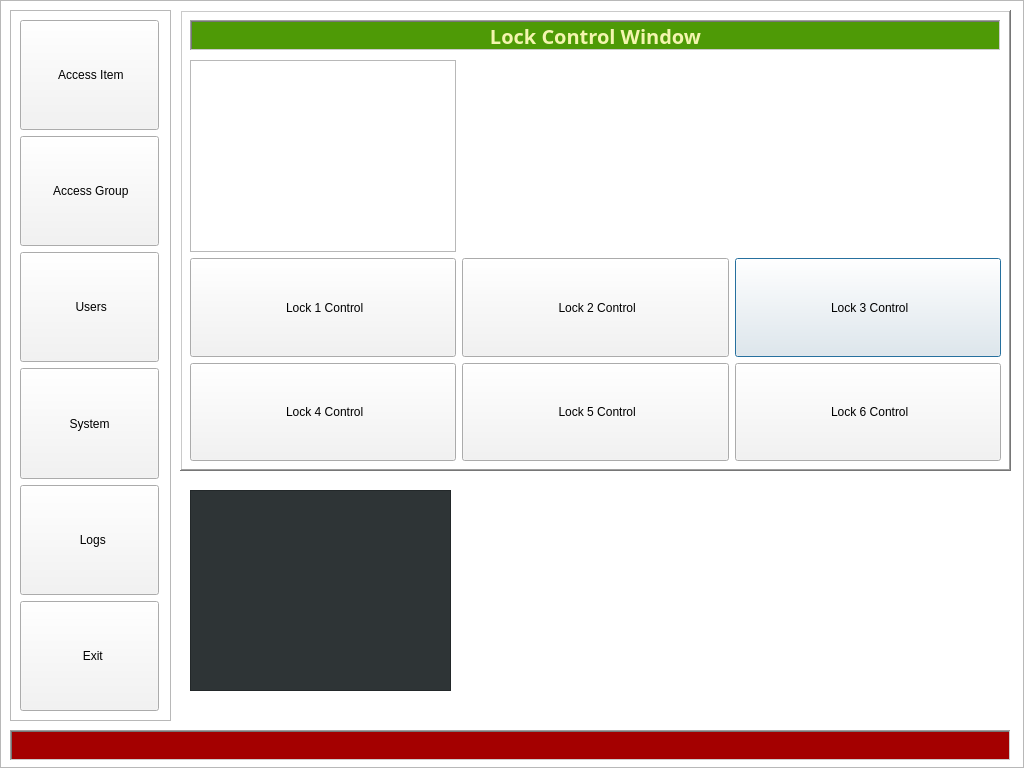
Above: lock_screen.ui from swodaemkram/aces before the change. Below: the same form after it.
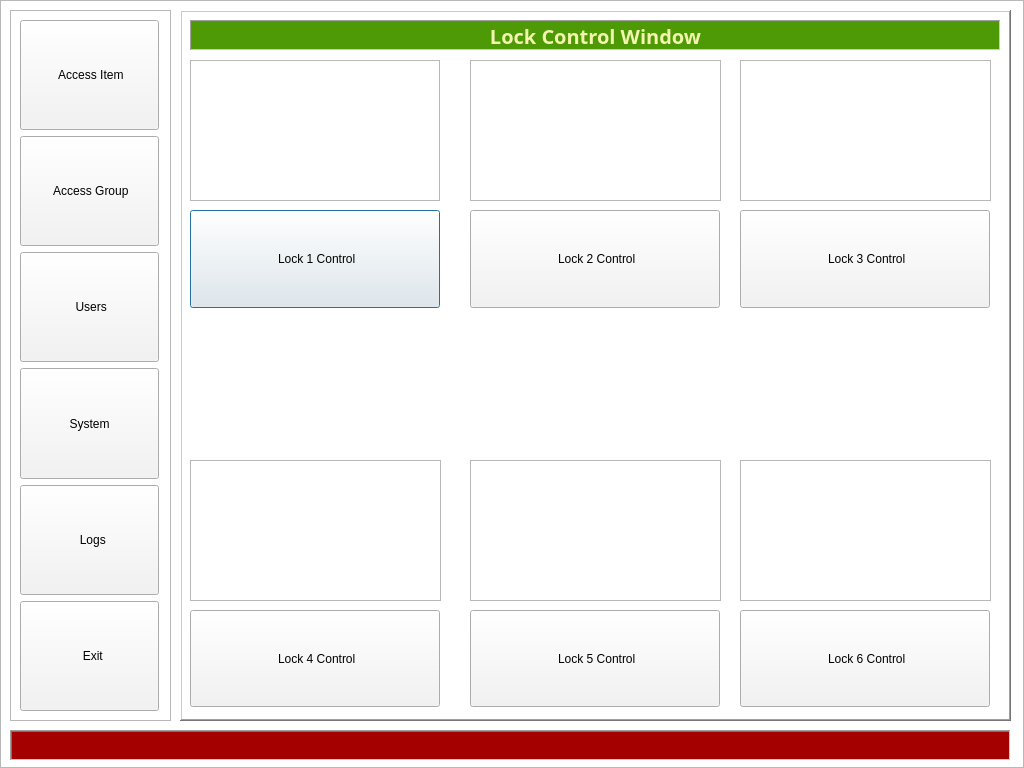
That is the form after the change. Icons and pictures are not drawn.

Commit message: Locks Now Working

```diff
--- a/lock_screen.ui
+++ b/lock_screen.ui
@@ -35,7 +35,7 @@
      <x>180</x>
      <y>10</y>
      <width>831</width>
-     <height>461</height>
+     <height>711</height>
     </rect>
    </property>
    <property name="frameShape">
@@ -44,543 +44,6 @@
    <property name="frameShadow">
     <enum>QFrame::Raised</enum>
    </property>
-   <widget class="QWidget" name="gridLayoutWidget">
-    <property name="geometry">
-     <rect>
-      <x>10</x>
-      <y>50</y>
-      <width>811</width>
-      <height>401</height>
-     </rect>
-    </property>
-    <layout class="QGridLayout" name="gridLayout">
-     <item row="2" column="2">
-      <widget class="QPushButton" name="pushButton_8">
-       <property name="sizePolicy">
-        <sizepolicy hsizetype="MinimumExpanding" vsizetype="MinimumExpanding">
-         <horstretch>0</horstretch>
-         <verstretch>0</verstretch>
-        </sizepolicy>
-       </property>
-       <property name="palette">
-        <palette>
-         <active>
-          <colorrole role="Button">
-           <brush brushstyle="SolidPattern">
-            <color alpha="255">
-             <red>243</red>
-             <green>243</green>
-             <blue>243</blue>
-            </color>
-           </brush>
-          </colorrole>
-          <colorrole role="ButtonText">
-           <brush brushstyle="SolidPattern">
-            <color alpha="255">
-             <red>0</red>
-             <green>0</green>
-             <blue>0</blue>
-            </color>
-           </brush>
-          </colorrole>
-         </active>
-         <inactive>
-          <colorrole role="Button">
-           <brush brushstyle="SolidPattern">
-            <color alpha="255">
-             <red>243</red>
-             <green>243</green>
-             <blue>243</blue>
-            </color>
-           </brush>
-          </colorrole>
-          <colorrole role="ButtonText">
-           <brush brushstyle="SolidPattern">
-            <color alpha="255">
-             <red>0</red>
-             <green>0</green>
-             <blue>0</blue>
-            </color>
-           </brush>
-          </colorrole>
-         </inactive>
-         <disabled>
-          <colorrole role="Button">
-           <brush brushstyle="SolidPattern">
-            <color alpha="255">
-             <red>243</red>
-             <green>243</green>
-             <blue>243</blue>
-            </color>
-           </brush>
-          </colorrole>
-          <colorrole role="ButtonText">
-           <brush brushstyle="SolidPattern">
-            <color alpha="255">
-             <red>190</red>
-             <green>190</green>
-             <blue>190</blue>
-            </color>
-           </brush>
-          </colorrole>
-         </disabled>
-        </palette>
-       </property>
-       <property name="text">
-        <string> Lock 3 Control</string>
-       </property>
-       <property name="icon">
-        <iconset>
-         <normaloff>../build-aces-Desktop-Debug/icons/newBlackLock.png</normaloff>../build-aces-Desktop-Debug/icons/newBlackLock.png</iconset>
-       </property>
-       <property name="iconSize">
-        <size>
-         <width>50</width>
-         <height>50</height>
-        </size>
-       </property>
-      </widget>
-     </item>
-     <item row="2" column="1">
-      <widget class="QPushButton" name="pushButton_7">
-       <property name="sizePolicy">
-        <sizepolicy hsizetype="MinimumExpanding" vsizetype="MinimumExpanding">
-         <horstretch>0</horstretch>
-         <verstretch>0</verstretch>
-        </sizepolicy>
-       </property>
-       <property name="palette">
-        <palette>
-         <active>
-          <colorrole role="Button">
-           <brush brushstyle="SolidPattern">
-            <color alpha="255">
-             <red>243</red>
-             <green>243</green>
-             <blue>243</blue>
-            </color>
-           </brush>
-          </colorrole>
-          <colorrole role="ButtonText">
-           <brush brushstyle="SolidPattern">
-            <color alpha="255">
-             <red>0</red>
-             <green>0</green>
-             <blue>0</blue>
-            </color>
-           </brush>
-          </colorrole>
-         </active>
-         <inactive>
-          <colorrole role="Button">
-           <brush brushstyle="SolidPattern">
-            <color alpha="255">
-             <red>243</red>
-             <green>243</green>
-             <blue>243</blue>
-            </color>
-           </brush>
-          </colorrole>
-          <colorrole role="ButtonText">
-           <brush brushstyle="SolidPattern">
-            <color alpha="255">
-             <red>0</red>
-             <green>0</green>
-             <blue>0</blue>
-            </color>
-           </brush>
-          </colorrole>
-         </inactive>
-         <disabled>
-          <colorrole role="Button">
-           <brush brushstyle="SolidPattern">
-            <color alpha="255">
-             <red>243</red>
-             <green>243</green>
-             <blue>243</blue>
-            </color>
-           </brush>
-          </colorrole>
-          <colorrole role="ButtonText">
-           <brush brushstyle="SolidPattern">
-            <color alpha="255">
-             <red>190</red>
-             <green>190</green>
-             <blue>190</blue>
-            </color>
-           </brush>
-          </colorrole>
-         </disabled>
-        </palette>
-       </property>
-       <property name="text">
-        <string> Lock 2 Control</string>
-       </property>
-       <property name="icon">
-        <iconset>
-         <normaloff>../build-aces-Desktop-Debug/icons/newBlackLock.png</normaloff>../build-aces-Desktop-Debug/icons/newBlackLock.png</iconset>
-       </property>
-       <property name="iconSize">
-        <size>
-         <width>50</width>
-         <height>50</height>
-        </size>
-       </property>
-      </widget>
-     </item>
-     <item row="4" column="1">
-      <widget class="QPushButton" name="pushButton_10">
-       <property name="sizePolicy">
-        <sizepolicy hsizetype="MinimumExpanding" vsizetype="MinimumExpanding">
-         <horstretch>0</horstretch>
-         <verstretch>0</verstretch>
-        </sizepolicy>
-       </property>
-       <property name="palette">
-        <palette>
-         <active>
-          <colorrole role="Button">
-           <brush brushstyle="SolidPattern">
-            <color alpha="255">
-             <red>243</red>
-             <green>243</green>
-             <blue>243</blue>
-            </color>
-           </brush>
-          </colorrole>
-          <colorrole role="ButtonText">
-           <brush brushstyle="SolidPattern">
-            <color alpha="255">
-             <red>0</red>
-             <green>0</green>
-             <blue>0</blue>
-            </color>
-           </brush>
-          </colorrole>
-         </active>
-         <inactive>
-          <colorrole role="Button">
-           <brush brushstyle="SolidPattern">
-            <color alpha="255">
-             <red>243</red>
-             <green>243</green>
-             <blue>243</blue>
-            </color>
-           </brush>
-          </colorrole>
-          <colorrole role="ButtonText">
-           <brush brushstyle="SolidPattern">
-            <color alpha="255">
-             <red>0</red>
-             <green>0</green>
-             <blue>0</blue>
-            </color>
-           </brush>
-          </colorrole>
-         </inactive>
-         <disabled>
-          <colorrole role="Button">
-           <brush brushstyle="SolidPattern">
-            <color alpha="255">
-             <red>243</red>
-             <green>243</green>
-             <blue>243</blue>
-            </color>
-           </brush>
-          </colorrole>
-          <colorrole role="ButtonText">
-           <brush brushstyle="SolidPattern">
-            <color alpha="255">
-             <red>190</red>
-             <green>190</green>
-             <blue>190</blue>
-            </color>
-           </brush>
-          </colorrole>
-         </disabled>
-        </palette>
-       </property>
-       <property name="text">
-        <string> Lock 5 Control</string>
-       </property>
-       <property name="icon">
-        <iconset>
-         <normaloff>../build-aces-Desktop-Debug/icons/newBlackLock.png</normaloff>../build-aces-Desktop-Debug/icons/newBlackLock.png</iconset>
-       </property>
-       <property name="iconSize">
-        <size>
-         <width>50</width>
-         <height>50</height>
-        </size>
-       </property>
-      </widget>
-     </item>
-     <item row="4" column="0">
-      <widget class="QPushButton" name="pushButton_9">
-       <property name="sizePolicy">
-        <sizepolicy hsizetype="MinimumExpanding" vsizetype="MinimumExpanding">
-         <horstretch>0</horstretch>
-         <verstretch>0</verstretch>
-        </sizepolicy>
-       </property>
-       <property name="palette">
-        <palette>
-         <active>
-          <colorrole role="Button">
-           <brush brushstyle="SolidPattern">
-            <color alpha="255">
-             <red>243</red>
-             <green>243</green>
-             <blue>243</blue>
-            </color>
-           </brush>
-          </colorrole>
-          <colorrole role="ButtonText">
-           <brush brushstyle="SolidPattern">
-            <color alpha="255">
-             <red>0</red>
-             <green>0</green>
-             <blue>0</blue>
-            </color>
-           </brush>
-          </colorrole>
-         </active>
-         <inactive>
-          <colorrole role="Button">
-           <brush brushstyle="SolidPattern">
-            <color alpha="255">
-             <red>243</red>
-             <green>243</green>
-             <blue>243</blue>
-            </color>
-           </brush>
-          </colorrole>
-          <colorrole role="ButtonText">
-           <brush brushstyle="SolidPattern">
-            <color alpha="255">
-             <red>0</red>
-             <green>0</green>
-             <blue>0</blue>
-            </color>
-           </brush>
-          </colorrole>
-         </inactive>
-         <disabled>
-          <colorrole role="Button">
-           <brush brushstyle="SolidPattern">
-            <color alpha="255">
-             <red>243</red>
-             <green>243</green>
-             <blue>243</blue>
-            </color>
-           </brush>
-          </colorrole>
-          <colorrole role="ButtonText">
-           <brush brushstyle="SolidPattern">
-            <color alpha="255">
-             <red>190</red>
-             <green>190</green>
-             <blue>190</blue>
-            </color>
-           </brush>
-          </colorrole>
-         </disabled>
-        </palette>
-       </property>
-       <property name="text">
-        <string> Lock 4 Control</string>
-       </property>
-       <property name="icon">
-        <iconset>
-         <normaloff>../build-aces-Desktop-Debug/icons/newBlackLock.png</normaloff>../build-aces-Desktop-Debug/icons/newBlackLock.png</iconset>
-       </property>
-       <property name="iconSize">
-        <size>
-         <width>50</width>
-         <height>50</height>
-        </size>
-       </property>
-      </widget>
-     </item>
-     <item row="4" column="2">
-      <widget class="QPushButton" name="pushButton_11">
-       <property name="sizePolicy">
-        <sizepolicy hsizetype="MinimumExpanding" vsizetype="MinimumExpanding">
-         <horstretch>0</horstretch>
-         <verstretch>0</verstretch>
-        </sizepolicy>
-       </property>
-       <property name="palette">
-        <palette>
-         <active>
-          <colorrole role="Button">
-           <brush brushstyle="SolidPattern">
-            <color alpha="255">
-             <red>243</red>
-             <green>243</green>
-             <blue>243</blue>
-            </color>
-           </brush>
-          </colorrole>
-          <colorrole role="ButtonText">
-           <brush brushstyle="SolidPattern">
-            <color alpha="255">
-             <red>0</red>
-             <green>0</green>
-             <blue>0</blue>
-            </color>
-           </brush>
-          </colorrole>
-         </active>
-         <inactive>
-          <colorrole role="Button">
-           <brush brushstyle="SolidPattern">
-            <color alpha="255">
-             <red>243</red>
-             <green>243</green>
-             <blue>243</blue>
-            </color>
-           </brush>
-          </colorrole>
-          <colorrole role="ButtonText">
-           <brush brushstyle="SolidPattern">
-            <color alpha="255">
-             <red>0</red>
-             <green>0</green>
-             <blue>0</blue>
-            </color>
-           </brush>
-          </colorrole>
-         </inactive>
-         <disabled>
-          <colorrole role="Button">
-           <brush brushstyle="SolidPattern">
-            <color alpha="255">
-             <red>243</red>
-             <green>243</green>
-             <blue>243</blue>
-            </color>
-           </brush>
-          </colorrole>
-          <colorrole role="ButtonText">
-           <brush brushstyle="SolidPattern">
-            <color alpha="255">
-             <red>190</red>
-             <green>190</green>
-             <blue>190</blue>
-            </color>
-           </brush>
-          </colorrole>
-         </disabled>
-        </palette>
-       </property>
-       <property name="text">
-        <string> Lock 6 Control</string>
-       </property>
-       <property name="icon">
-        <iconset>
-         <normaloff>../build-aces-Desktop-Debug/icons/newBlackLock.png</normaloff>../build-aces-Desktop-Debug/icons/newBlackLock.png</iconset>
-       </property>
-       <property name="iconSize">
-        <size>
-         <width>50</width>
-         <height>50</height>
-        </size>
-       </property>
-      </widget>
-     </item>
-     <item row="2" column="0">
-      <widget class="QPushButton" name="pushButton_6">
-       <property name="sizePolicy">
-        <sizepolicy hsizetype="MinimumExpanding" vsizetype="MinimumExpanding">
-         <horstretch>0</horstretch>
-         <verstretch>0</verstretch>
-        </sizepolicy>
-       </property>
-       <property name="palette">
-        <palette>
-         <active>
-          <colorrole role="Button">
-           <brush brushstyle="SolidPattern">
-            <color alpha="255">
-             <red>243</red>
-             <green>243</green>
-             <blue>243</blue>
-            </color>
-           </brush>
-          </colorrole>
-          <colorrole role="ButtonText">
-           <brush brushstyle="SolidPattern">
-            <color alpha="255">
-             <red>0</red>
-             <green>0</green>
-             <blue>0</blue>
-            </color>
-           </brush>
-          </colorrole>
-         </active>
-         <inactive>
-          <colorrole role="Button">
-           <brush brushstyle="SolidPattern">
-            <color alpha="255">
-             <red>243</red>
-             <green>243</green>
-             <blue>243</blue>
-            </color>
-           </brush>
-          </colorrole>
-          <colorrole role="ButtonText">
-           <brush brushstyle="SolidPattern">
-            <color alpha="255">
-             <red>0</red>
-             <green>0</green>
-             <blue>0</blue>
-            </color>
-           </brush>
-          </colorrole>
-         </inactive>
-         <disabled>
-          <colorrole role="Button">
-           <brush brushstyle="SolidPattern">
-            <color alpha="255">
-             <red>243</red>
-             <green>243</green>
-             <blue>243</blue>
-            </color>
-           </brush>
-          </colorrole>
-          <colorrole role="ButtonText">
-           <brush brushstyle="SolidPattern">
-            <color alpha="255">
-             <red>190</red>
-             <green>190</green>
-             <blue>190</blue>
-            </color>
-           </brush>
-          </colorrole>
-         </disabled>
-        </palette>
-       </property>
-       <property name="text">
-        <string> Lock 1 Control</string>
-       </property>
-       <property name="icon">
-        <iconset>
-         <normaloff>../build-aces-Desktop-Debug/icons/newBlackLock.png</normaloff>../build-aces-Desktop-Debug/icons/newBlackLock.png</iconset>
-       </property>
-       <property name="iconSize">
-        <size>
-         <width>50</width>
-         <height>50</height>
-        </size>
-       </property>
-      </widget>
-     </item>
-     <item row="1" column="0">
-      <widget class="QGraphicsView" name="graphicsView_2"/>
-     </item>
-    </layout>
-   </widget>
    <widget class="QLabel" name="label">
     <property name="geometry">
      <rect>
@@ -763,6 +226,624 @@
      <set>Qt::AlignCenter</set>
     </property>
    </widget>
+   <widget class="QGraphicsView" name="graphicsView_2">
+    <property name="geometry">
+     <rect>
+      <x>10</x>
+      <y>50</y>
+      <width>250</width>
+      <height>141</height>
+     </rect>
+    </property>
+   </widget>
+   <widget class="QPushButton" name="pushButton_6">
+    <property name="geometry">
+     <rect>
+      <x>10</x>
+      <y>200</y>
+      <width>250</width>
+      <height>98</height>
+     </rect>
+    </property>
+    <property name="sizePolicy">
+     <sizepolicy hsizetype="MinimumExpanding" vsizetype="MinimumExpanding">
+      <horstretch>0</horstretch>
+      <verstretch>0</verstretch>
+     </sizepolicy>
+    </property>
+    <property name="palette">
+     <palette>
+      <active>
+       <colorrole role="Button">
+        <brush brushstyle="SolidPattern">
+         <color alpha="255">
+          <red>243</red>
+          <green>243</green>
+          <blue>243</blue>
+         </color>
+        </brush>
+       </colorrole>
+       <colorrole role="ButtonText">
+        <brush brushstyle="SolidPattern">
+         <color alpha="255">
+          <red>0</red>
+          <green>0</green>
+          <blue>0</blue>
+         </color>
+        </brush>
+       </colorrole>
+      </active>
+      <inactive>
+       <colorrole role="Button">
+        <brush brushstyle="SolidPattern">
+         <color alpha="255">
+          <red>243</red>
+          <green>243</green>
+          <blue>243</blue>
+         </color>
+        </brush>
+       </colorrole>
+       <colorrole role="ButtonText">
+        <brush brushstyle="SolidPattern">
+         <color alpha="255">
+          <red>0</red>
+          <green>0</green>
+          <blue>0</blue>
+         </color>
+        </brush>
+       </colorrole>
+      </inactive>
+      <disabled>
+       <colorrole role="Button">
+        <brush brushstyle="SolidPattern">
+         <color alpha="255">
+          <red>243</red>
+          <green>243</green>
+          <blue>243</blue>
+         </color>
+        </brush>
+       </colorrole>
+       <colorrole role="ButtonText">
+        <brush brushstyle="SolidPattern">
+         <color alpha="255">
+          <red>190</red>
+          <green>190</green>
+          <blue>190</blue>
+         </color>
+        </brush>
+       </colorrole>
+      </disabled>
+     </palette>
+    </property>
+    <property name="text">
+     <string> Lock 1 Control</string>
+    </property>
+    <property name="icon">
+     <iconset>
+      <normaloff>../build-aces-Desktop-Debug/icons/newBlackLock.png</normaloff>../build-aces-Desktop-Debug/icons/newBlackLock.png</iconset>
+    </property>
+    <property name="iconSize">
+     <size>
+      <width>50</width>
+      <height>50</height>
+     </size>
+    </property>
+   </widget>
+   <widget class="QPushButton" name="pushButton_9">
+    <property name="geometry">
+     <rect>
+      <x>10</x>
+      <y>600</y>
+      <width>250</width>
+      <height>97</height>
+     </rect>
+    </property>
+    <property name="sizePolicy">
+     <sizepolicy hsizetype="MinimumExpanding" vsizetype="MinimumExpanding">
+      <horstretch>0</horstretch>
+      <verstretch>0</verstretch>
+     </sizepolicy>
+    </property>
+    <property name="palette">
+     <palette>
+      <active>
+       <colorrole role="Button">
+        <brush brushstyle="SolidPattern">
+         <color alpha="255">
+          <red>243</red>
+          <green>243</green>
+          <blue>243</blue>
+         </color>
+        </brush>
+       </colorrole>
+       <colorrole role="ButtonText">
+        <brush brushstyle="SolidPattern">
+         <color alpha="255">
+          <red>0</red>
+          <green>0</green>
+          <blue>0</blue>
+         </color>
+        </brush>
+       </colorrole>
+      </active>
+      <inactive>
+       <colorrole role="Button">
+        <brush brushstyle="SolidPattern">
+         <color alpha="255">
+          <red>243</red>
+          <green>243</green>
+          <blue>243</blue>
+         </color>
+        </brush>
+       </colorrole>
+       <colorrole role="ButtonText">
+        <brush brushstyle="SolidPattern">
+         <color alpha="255">
+          <red>0</red>
+          <green>0</green>
+          <blue>0</blue>
+         </color>
+        </brush>
+       </colorrole>
+      </inactive>
+      <disabled>
+       <colorrole role="Button">
+        <brush brushstyle="SolidPattern">
+         <color alpha="255">
+          <red>243</red>
+          <green>243</green>
+          <blue>243</blue>
+         </color>
+        </brush>
+       </colorrole>
+       <colorrole role="ButtonText">
+        <brush brushstyle="SolidPattern">
+         <color alpha="255">
+          <red>190</red>
+          <green>190</green>
+          <blue>190</blue>
+         </color>
+        </brush>
+       </colorrole>
+      </disabled>
+     </palette>
+    </property>
+    <property name="text">
+     <string> Lock 4 Control</string>
+    </property>
+    <property name="icon">
+     <iconset>
+      <normaloff>../build-aces-Desktop-Debug/icons/newBlackLock.png</normaloff>../build-aces-Desktop-Debug/icons/newBlackLock.png</iconset>
+    </property>
+    <property name="iconSize">
+     <size>
+      <width>50</width>
+      <height>50</height>
+     </size>
+    </property>
+   </widget>
+   <widget class="QPushButton" name="pushButton_7">
+    <property name="geometry">
+     <rect>
+      <x>290</x>
+      <y>200</y>
+      <width>250</width>
+      <height>98</height>
+     </rect>
+    </property>
+    <property name="sizePolicy">
+     <sizepolicy hsizetype="MinimumExpanding" vsizetype="MinimumExpanding">
+      <horstretch>0</horstretch>
+      <verstretch>0</verstretch>
+     </sizepolicy>
+    </property>
+    <property name="palette">
+     <palette>
+      <active>
+       <colorrole role="Button">
+        <brush brushstyle="SolidPattern">
+         <color alpha="255">
+          <red>243</red>
+          <green>243</green>
+          <blue>243</blue>
+         </color>
+        </brush>
+       </colorrole>
+       <colorrole role="ButtonText">
+        <brush brushstyle="SolidPattern">
+         <color alpha="255">
+          <red>0</red>
+          <green>0</green>
+          <blue>0</blue>
+         </color>
+        </brush>
+       </colorrole>
+      </active>
+      <inactive>
+       <colorrole role="Button">
+        <brush brushstyle="SolidPattern">
+         <color alpha="255">
+          <red>243</red>
+          <green>243</green>
+          <blue>243</blue>
+         </color>
+        </brush>
+       </colorrole>
+       <colorrole role="ButtonText">
+        <brush brushstyle="SolidPattern">
+         <color alpha="255">
+          <red>0</red>
+          <green>0</green>
+          <blue>0</blue>
+         </color>
+        </brush>
+       </colorrole>
+      </inactive>
+      <disabled>
+       <colorrole role="Button">
+        <brush brushstyle="SolidPattern">
+         <color alpha="255">
+          <red>243</red>
+          <green>243</green>
+          <blue>243</blue>
+         </color>
+        </brush>
+       </colorrole>
+       <colorrole role="ButtonText">
+        <brush brushstyle="SolidPattern">
+         <color alpha="255">
+          <red>190</red>
+          <green>190</green>
+          <blue>190</blue>
+         </color>
+        </brush>
+       </colorrole>
+      </disabled>
+     </palette>
+    </property>
+    <property name="text">
+     <string> Lock 2 Control</string>
+    </property>
+    <property name="icon">
+     <iconset>
+      <normaloff>../build-aces-Desktop-Debug/icons/newBlackLock.png</normaloff>../build-aces-Desktop-Debug/icons/newBlackLock.png</iconset>
+    </property>
+    <property name="iconSize">
+     <size>
+      <width>50</width>
+      <height>50</height>
+     </size>
+    </property>
+   </widget>
+   <widget class="QPushButton" name="pushButton_10">
+    <property name="geometry">
+     <rect>
+      <x>290</x>
+      <y>600</y>
+      <width>250</width>
+      <height>97</height>
+     </rect>
+    </property>
+    <property name="sizePolicy">
+     <sizepolicy hsizetype="MinimumExpanding" vsizetype="MinimumExpanding">
+      <horstretch>0</horstretch>
+      <verstretch>0</verstretch>
+     </sizepolicy>
+    </property>
+    <property name="palette">
+     <palette>
+      <active>
+       <colorrole role="Button">
+        <brush brushstyle="SolidPattern">
+         <color alpha="255">
+          <red>243</red>
+          <green>243</green>
+          <blue>243</blue>
+         </color>
+        </brush>
+       </colorrole>
+       <colorrole role="ButtonText">
+        <brush brushstyle="SolidPattern">
+         <color alpha="255">
+          <red>0</red>
+          <green>0</green>
+          <blue>0</blue>
+         </color>
+        </brush>
+       </colorrole>
+      </active>
+      <inactive>
+       <colorrole role="Button">
+        <brush brushstyle="SolidPattern">
+         <color alpha="255">
+          <red>243</red>
+          <green>243</green>
+          <blue>243</blue>
+         </color>
+        </brush>
+       </colorrole>
+       <colorrole role="ButtonText">
+        <brush brushstyle="SolidPattern">
+         <color alpha="255">
+          <red>0</red>
+          <green>0</green>
+          <blue>0</blue>
+         </color>
+        </brush>
+       </colorrole>
+      </inactive>
+      <disabled>
+       <colorrole role="Button">
+        <brush brushstyle="SolidPattern">
+         <color alpha="255">
+          <red>243</red>
+          <green>243</green>
+          <blue>243</blue>
+         </color>
+        </brush>
+       </colorrole>
+       <colorrole role="ButtonText">
+        <brush brushstyle="SolidPattern">
+         <color alpha="255">
+          <red>190</red>
+          <green>190</green>
+          <blue>190</blue>
+         </color>
+        </brush>
+       </colorrole>
+      </disabled>
+     </palette>
+    </property>
+    <property name="text">
+     <string> Lock 5 Control</string>
+    </property>
+    <property name="icon">
+     <iconset>
+      <normaloff>../build-aces-Desktop-Debug/icons/newBlackLock.png</normaloff>../build-aces-Desktop-Debug/icons/newBlackLock.png</iconset>
+    </property>
+    <property name="iconSize">
+     <size>
+      <width>50</width>
+      <height>50</height>
+     </size>
+    </property>
+   </widget>
+   <widget class="QPushButton" name="pushButton_8">
+    <property name="geometry">
+     <rect>
+      <x>560</x>
+      <y>200</y>
+      <width>250</width>
+      <height>98</height>
+     </rect>
+    </property>
+    <property name="sizePolicy">
+     <sizepolicy hsizetype="MinimumExpanding" vsizetype="MinimumExpanding">
+      <horstretch>0</horstretch>
+      <verstretch>0</verstretch>
+     </sizepolicy>
+    </property>
+    <property name="palette">
+     <palette>
+      <active>
+       <colorrole role="Button">
+        <brush brushstyle="SolidPattern">
+         <color alpha="255">
+          <red>243</red>
+          <green>243</green>
+          <blue>243</blue>
+         </color>
+        </brush>
+       </colorrole>
+       <colorrole role="ButtonText">
+        <brush brushstyle="SolidPattern">
+         <color alpha="255">
+          <red>0</red>
+          <green>0</green>
+          <blue>0</blue>
+         </color>
+        </brush>
+       </colorrole>
+      </active>
+      <inactive>
+       <colorrole role="Button">
+        <brush brushstyle="SolidPattern">
+         <color alpha="255">
+          <red>243</red>
+          <green>243</green>
+          <blue>243</blue>
+         </color>
+        </brush>
+       </colorrole>
+       <colorrole role="ButtonText">
+        <brush brushstyle="SolidPattern">
+         <color alpha="255">
+          <red>0</red>
+          <green>0</green>
+          <blue>0</blue>
+         </color>
+        </brush>
+       </colorrole>
+      </inactive>
+      <disabled>
+       <colorrole role="Button">
+        <brush brushstyle="SolidPattern">
+         <color alpha="255">
+          <red>243</red>
+          <green>243</green>
+          <blue>243</blue>
+         </color>
+        </brush>
+       </colorrole>
+       <colorrole role="ButtonText">
+        <brush brushstyle="SolidPattern">
+         <color alpha="255">
+          <red>190</red>
+          <green>190</green>
+          <blue>190</blue>
+         </color>
+        </brush>
+       </colorrole>
+      </disabled>
+     </palette>
+    </property>
+    <property name="text">
+     <string> Lock 3 Control</string>
+    </property>
+    <property name="icon">
+     <iconset>
+      <normaloff>../build-aces-Desktop-Debug/icons/newBlackLock.png</normaloff>../build-aces-Desktop-Debug/icons/newBlackLock.png</iconset>
+    </property>
+    <property name="iconSize">
+     <size>
+      <width>50</width>
+      <height>50</height>
+     </size>
+    </property>
+   </widget>
+   <widget class="QPushButton" name="pushButton_11">
+    <property name="geometry">
+     <rect>
+      <x>560</x>
+      <y>600</y>
+      <width>250</width>
+      <height>97</height>
+     </rect>
+    </property>
+    <property name="sizePolicy">
+     <sizepolicy hsizetype="MinimumExpanding" vsizetype="MinimumExpanding">
+      <horstretch>0</horstretch>
+      <verstretch>0</verstretch>
+     </sizepolicy>
+    </property>
+    <property name="palette">
+     <palette>
+      <active>
+       <colorrole role="Button">
+        <brush brushstyle="SolidPattern">
+         <color alpha="255">
+          <red>243</red>
+          <green>243</green>
+          <blue>243</blue>
+         </color>
+        </brush>
+       </colorrole>
+       <colorrole role="ButtonText">
+        <brush brushstyle="SolidPattern">
+         <color alpha="255">
+          <red>0</red>
+          <green>0</green>
+          <blue>0</blue>
+         </color>
+        </brush>
+       </colorrole>
+      </active>
+      <inactive>
+       <colorrole role="Button">
+        <brush brushstyle="SolidPattern">
+         <color alpha="255">
+          <red>243</red>
+          <green>243</green>
+          <blue>243</blue>
+         </color>
+        </brush>
+       </colorrole>
+       <colorrole role="ButtonText">
+        <brush brushstyle="SolidPattern">
+         <color alpha="255">
+          <red>0</red>
+          <green>0</green>
+          <blue>0</blue>
+         </color>
+        </brush>
+       </colorrole>
+      </inactive>
+      <disabled>
+       <colorrole role="Button">
+        <brush brushstyle="SolidPattern">
+         <color alpha="255">
+          <red>243</red>
+          <green>243</green>
+          <blue>243</blue>
+         </color>
+        </brush>
+       </colorrole>
+       <colorrole role="ButtonText">
+        <brush brushstyle="SolidPattern">
+         <color alpha="255">
+          <red>190</red>
+          <green>190</green>
+          <blue>190</blue>
+         </color>
+        </brush>
+       </colorrole>
+      </disabled>
+     </palette>
+    </property>
+    <property name="text">
+     <string> Lock 6 Control</string>
+    </property>
+    <property name="icon">
+     <iconset>
+      <normaloff>../build-aces-Desktop-Debug/icons/newBlackLock.png</normaloff>../build-aces-Desktop-Debug/icons/newBlackLock.png</iconset>
+    </property>
+    <property name="iconSize">
+     <size>
+      <width>50</width>
+      <height>50</height>
+     </size>
+    </property>
+   </widget>
+   <widget class="QGraphicsView" name="graphicsView_3">
+    <property name="geometry">
+     <rect>
+      <x>290</x>
+      <y>50</y>
+      <width>251</width>
+      <height>141</height>
+     </rect>
+    </property>
+   </widget>
+   <widget class="QGraphicsView" name="graphicsView_4">
+    <property name="geometry">
+     <rect>
+      <x>560</x>
+      <y>50</y>
+      <width>251</width>
+      <height>141</height>
+     </rect>
+    </property>
+   </widget>
+   <widget class="QGraphicsView" name="graphicsView_5">
+    <property name="geometry">
+     <rect>
+      <x>10</x>
+      <y>450</y>
+      <width>251</width>
+      <height>141</height>
+     </rect>
+    </property>
+   </widget>
+   <widget class="QGraphicsView" name="graphicsView_6">
+    <property name="geometry">
+     <rect>
+      <x>290</x>
+      <y>450</y>
+      <width>251</width>
+      <height>141</height>
+     </rect>
+    </property>
+   </widget>
+   <widget class="QGraphicsView" name="graphicsView_7">
+    <property name="geometry">
+     <rect>
+      <x>560</x>
+      <y>450</y>
+      <width>251</width>
+      <height>141</height>
+     </rect>
+    </property>
+   </widget>
   </widget>
   <widget class="QFrame" name="frame_2">
    <property name="geometry">
@@ -1462,161 +1543,6 @@
     <set>Qt::AlignCenter</set>
    </property>
   </widget>
-  <widget class="QPlainTextEdit" name="plainTextEdit">
-   <property name="geometry">
-    <rect>
-     <x>190</x>
-     <y>490</y>
-     <width>261</width>
-     <height>201</height>
-    </rect>
-   </property>
-   <property name="palette">
-    <palette>
-     <active>
-      <colorrole role="WindowText">
-       <brush brushstyle="SolidPattern">
-        <color alpha="255">
-         <red>255</red>
-         <green>255</green>
-         <blue>255</blue>
-        </color>
-       </brush>
-      </colorrole>
-      <colorrole role="Text">
-       <brush brushstyle="SolidPattern">
-        <color alpha="255">
-         <red>255</red>
-         <green>255</green>
-         <blue>255</blue>
-        </color>
-       </brush>
-      </colorrole>
-      <colorrole role="ButtonText">
-       <brush brushstyle="SolidPattern">
-        <color alpha="255">
-         <red>255</red>
-         <green>255</green>
-         <blue>255</blue>
-        </color>
-       </brush>
-      </colorrole>
-      <colorrole role="Base">
-       <brush brushstyle="SolidPattern">
-        <color alpha="255">
-         <red>46</red>
-         <green>52</green>
-         <blue>54</blue>
-        </color>
-       </brush>
-      </colorrole>
-      <colorrole role="Window">
-       <brush brushstyle="SolidPattern">
-        <color alpha="255">
-         <red>46</red>
-         <green>52</green>
-         <blue>54</blue>
-        </color>
-       </brush>
-      </colorrole>
-     </active>
-     <inactive>
-      <colorrole role="WindowText">
-       <brush brushstyle="SolidPattern">
-        <color alpha="255">
-         <red>255</red>
-         <green>255</green>
-         <blue>255</blue>
-        </color>
-       </brush>
-      </colorrole>
-      <colorrole role="Text">
-       <brush brushstyle="SolidPattern">
-        <color alpha="255">
-         <red>255</red>
-         <green>255</green>
-         <blue>255</blue>
-        </color>
-       </brush>
-      </colorrole>
-      <colorrole role="ButtonText">
-       <brush brushstyle="SolidPattern">
-        <color alpha="255">
-         <red>255</red>
-         <green>255</green>
-         <blue>255</blue>
-        </color>
-       </brush>
-      </colorrole>
-      <colorrole role="Base">
-       <brush brushstyle="SolidPattern">
-        <color alpha="255">
-         <red>46</red>
-         <green>52</green>
-         <blue>54</blue>
-        </color>
-       </brush>
-      </colorrole>
-      <colorrole role="Window">
-       <brush brushstyle="SolidPattern">
-        <color alpha="255">
-         <red>46</red>
-         <green>52</green>
-         <blue>54</blue>
-        </color>
-       </brush>
-      </colorrole>
-     </inactive>
-     <disabled>
-      <colorrole role="WindowText">
-       <brush brushstyle="SolidPattern">
-        <color alpha="255">
-         <red>190</red>
-         <green>190</green>
-         <blue>190</blue>
-        </color>
-       </brush>
-      </colorrole>
-      <colorrole role="Text">
-       <brush brushstyle="SolidPattern">
-        <color alpha="255">
-         <red>190</red>
-         <green>190</green>
-         <blue>190</blue>
-        </color>
-       </brush>
-      </colorrole>
-      <colorrole role="ButtonText">
-       <brush brushstyle="SolidPattern">
-        <color alpha="255">
-         <red>190</red>
-         <green>190</green>
-         <blue>190</blue>
-        </color>
-       </brush>
-      </colorrole>
-      <colorrole role="Base">
-       <brush brushstyle="SolidPattern">
-        <color alpha="255">
-         <red>46</red>
-         <green>52</green>
-         <blue>54</blue>
-        </color>
-       </brush>
-      </colorrole>
-      <colorrole role="Window">
-       <brush brushstyle="SolidPattern">
-        <color alpha="255">
-         <red>46</red>
-         <green>52</green>
-         <blue>54</blue>
-        </color>
-       </brush>
-      </colorrole>
-     </disabled>
-    </palette>
-   </property>
-  </widget>
  </widget>
  <resources/>
  <connections/>
```
The commit also changes 2 other files.
